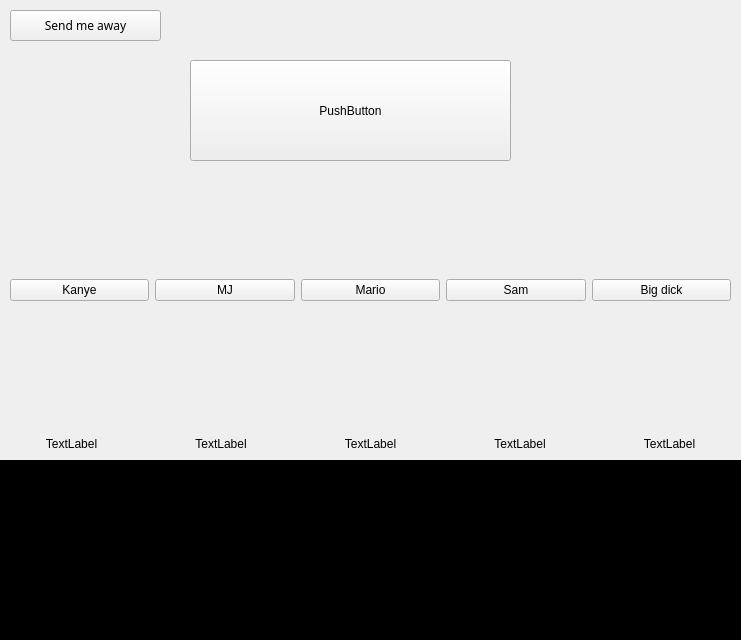
The window that Form.ui (University-of-Utah-CS3505/a9-edu-app-jakecolacoo) describes before a commit, drawn with Qt 5.
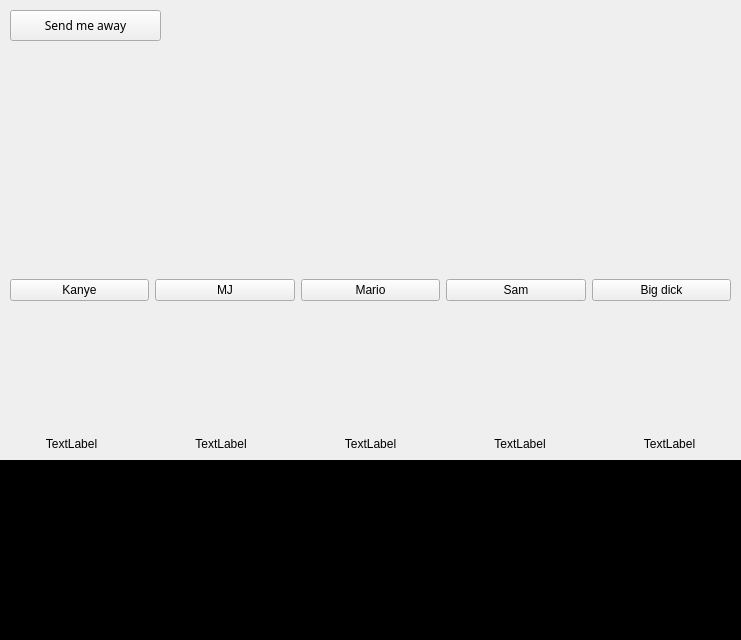
The same window after the commit.

Commit message: Added icons to decade buttons in each era.

Diff of the .ui file:
```diff
--- a/Form.ui
+++ b/Form.ui
@@ -83,14 +83,29 @@
   <widget class="QPushButton" name="decadeButton">
    <property name="geometry">
     <rect>
-     <x>190</x>
-     <y>60</y>
-     <width>321</width>
-     <height>101</height>
+     <x>150</x>
+     <y>50</y>
+     <width>431</width>
+     <height>151</height>
     </rect>
    </property>
+   <property name="autoFillBackground">
+    <bool>false</bool>
+   </property>
+   <property name="styleSheet">
+    <string notr="true"/>
+   </property>
    <property name="text">
-    <string>PushButton</string>
+    <string/>
+   </property>
+   <property name="autoDefault">
+    <bool>false</bool>
+   </property>
+   <property name="default">
+    <bool>false</bool>
+   </property>
+   <property name="flat">
+    <bool>true</bool>
    </property>
   </widget>
   <widget class="QWidget" name="layoutWidget">
```
The commit also changes 4 other files.
